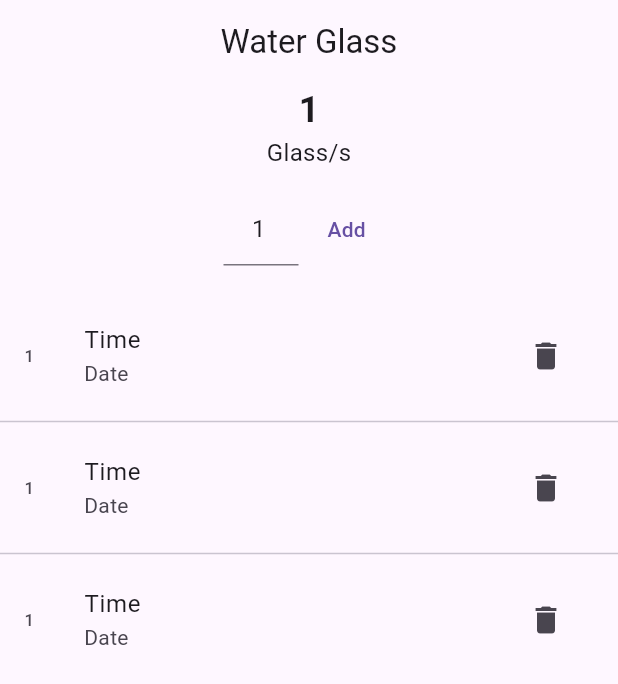
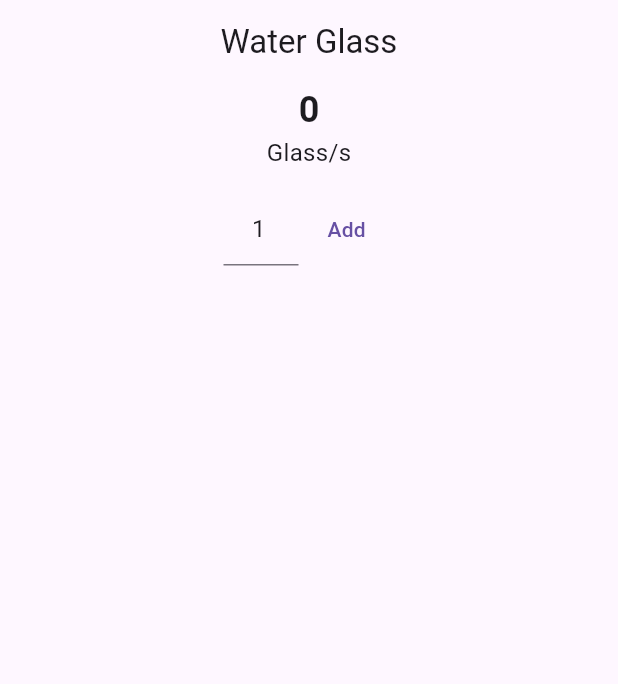
Before and after one commit to SEC-MASUM/water_glass, a Flutter app: the screen it shows after launch, after a tap on "Add", after a tap on the "delete" icon, on a phone screen of 412 x 824 dp. Shown: the top 684 px of the screen. Run offline on Flutter 3.47's test engine with Material 3 defaults, Android fonts, the phone set to English and light mode, and no system bars.

Commit message:
refactor code and implement delete functionality. Show data dynamically.

```diff
--- a/lib/home_screen.dart
+++ b/lib/home_screen.dart
@@ -1,4 +1,5 @@
 import 'package:flutter/material.dart';
+import 'package:water_glass/water_glass.dart';
 
 class HomeScreen extends StatefulWidget {
   const HomeScreen({super.key});
@@ -33,23 +34,34 @@ class _HomeScreenState extends State<HomeScreen> {
     );
   }
 
-  ListView _buildWaterGlassListView() {
+  Widget _buildWaterGlassListView() {
     return ListView.separated(
+      itemCount: waterGlassList.length,
       itemBuilder: (context, index) {
-          return ListTile(
-            title: const Text("Time"),
-            subtitle: const Text("Date"),
-            leading: const Text("1"),
-            trailing: IconButton(
-              onPressed: () {},
-              icon: const Icon(Icons.delete),
-            ),
-          );
+        return _buildWaterGlassListTile(index);
       },
       separatorBuilder: (context, index) {
         return const Divider();
       },
-        itemCount: 3);
+    );
+  }
+
+  Widget _buildWaterGlassListTile(int index) {
+    final WaterGlass waterGlass = waterGlassList[index];
+    return ListTile(
+      title: Text("${waterGlass.dateTime.hour}:${waterGlass.dateTime.minute}"),
+      subtitle: Text(
+          "${waterGlass.dateTime.day}/${waterGlass.dateTime.month}/${waterGlass.dateTime.year}"),
+      leading: CircleAvatar(
+        child: Text(
+          "${waterGlass.numberOfGlasses}",
+        ),
+      ),
+      trailing: IconButton(
+        onPressed: () => _onTapDeleteWaterGlass(index),
+        icon: const Icon(Icons.delete),
+      ),
+    );
   }
 
   Widget _buildWaterGlassCounter() {
@@ -79,7 +91,7 @@ class _HomeScreenState extends State<HomeScreen> {
               ),
             ),
             TextButton(
-              onPressed: _addNewWaterGlass,
+              onPressed: _onTapAddWaterGlass,
               child: const Text("Add"),
             ),
           ],
@@ -96,7 +108,7 @@ class _HomeScreenState extends State<HomeScreen> {
     return counter;
   }
 
-  void _addNewWaterGlass() {
+  void _onTapAddWaterGlass() {
     if (_glassNoTEController.text.isEmpty) {
       _glassNoTEController.text = "1";
     }
@@ -106,11 +118,16 @@ class _HomeScreenState extends State<HomeScreen> {
     waterGlassList.add(waterGlass);
     setState(() {});
   }
+
+  void _onTapDeleteWaterGlass(int index) {
+    setState(() {
+      waterGlassList.removeAt(index);
+    });
   }
 
-class WaterGlass {
-  final int numberOfGlasses;
-  final DateTime dateTime;
-
-  WaterGlass({required this.numberOfGlasses, required this.dateTime});
+  @override
+  void dispose() {
+    _glassNoTEController.dispose();
+    super.dispose();
   }
+}
--- /dev/null
+++ b/lib/water_glass.dart
@@ -0,0 +1,6 @@
+class WaterGlass {
+  final int numberOfGlasses;
+  final DateTime dateTime;
+
+  WaterGlass({required this.numberOfGlasses, required this.dateTime});
+}
```
Lines whose indentation alone changed are shown as unchanged.
